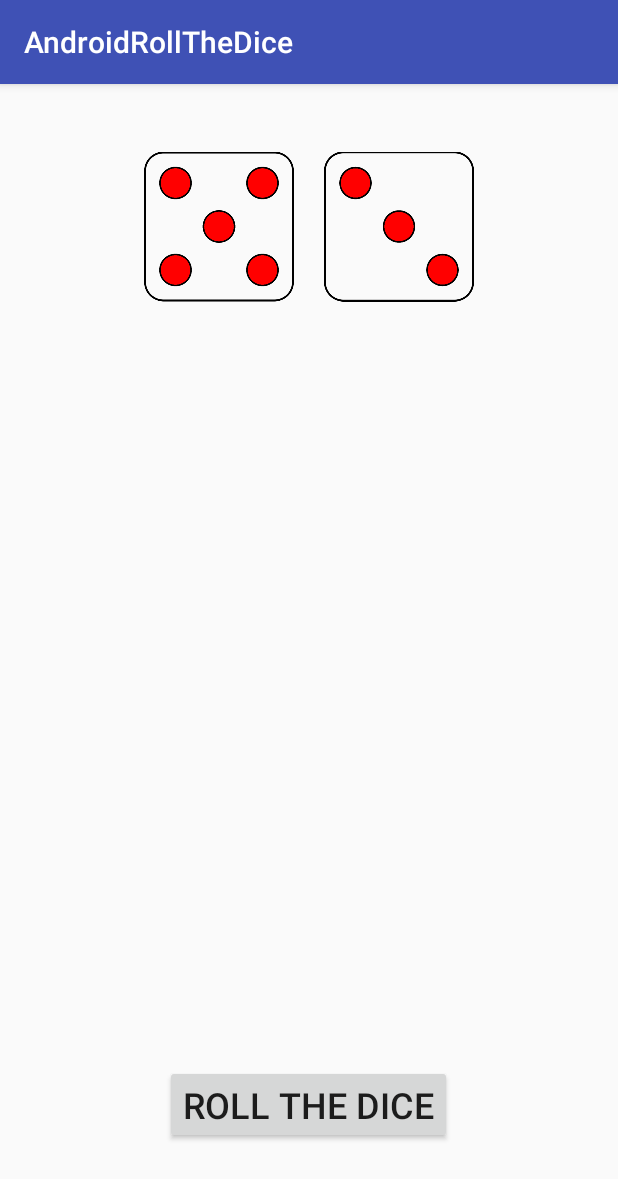
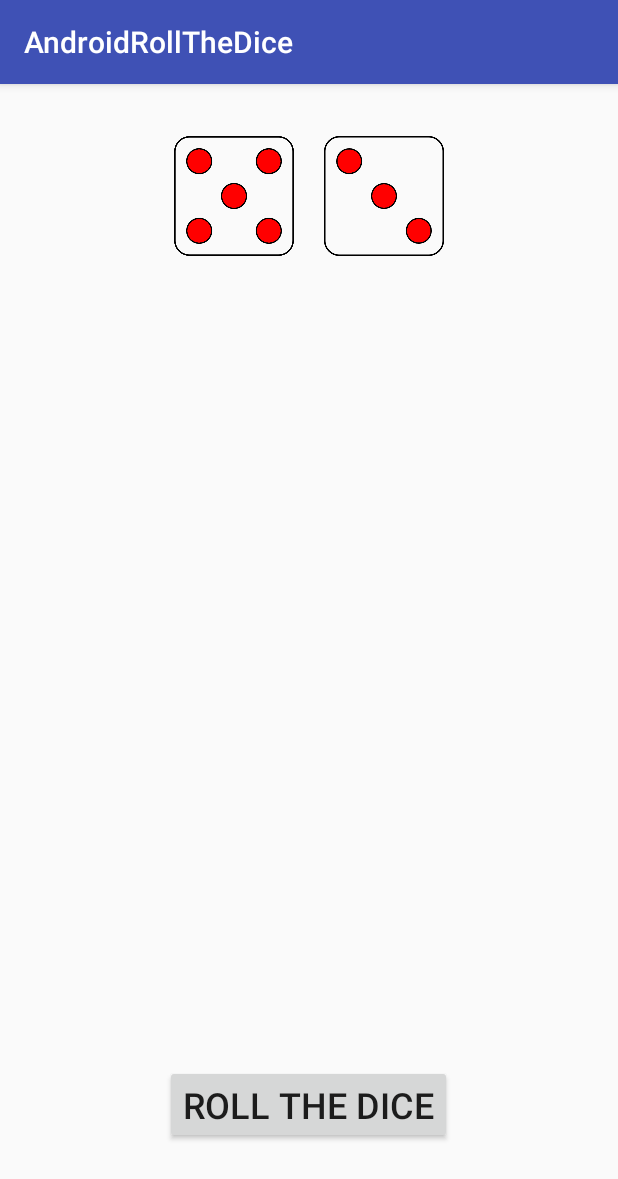
Before and after one commit to Sk0vgaard/AndroidRollTheDice, an Android app: the screen it shows after launch (MainActivity), after a tap on "ROLL THE DICE", on a phone screen of 412 x 824 dp. Shown: the top 1179 px of the screen. Run offline under Robolectric (Android 15) with nearby library versions, the phone set to English and light mode, and no system bars.

Commit message:
Prettify & doc

```diff
--- a/app/src/main/java/com/example/skovgaard/androidrollthedice/MainActivity.java
+++ b/app/src/main/java/com/example/skovgaard/androidrollthedice/MainActivity.java
@@ -17,7 +17,7 @@ public class MainActivity extends AppCompatActivity {
     private ImageView dice1, dice2;
 
 
-    public static final Random RANDOM = new Random();
+    private static final Random RANDOM = new Random();
 
 
     public static int randomDiceValue() {
@@ -43,36 +43,44 @@ public class MainActivity extends AppCompatActivity {
             }
 
             private void doAnimation() {
-                final Animation anim1 = AnimationUtils.loadAnimation(MainActivity.this, R.anim.shake);
-                final Animation anim2 = AnimationUtils.loadAnimation(MainActivity.this, R.anim.shake);
 
+                //Animation shake from anim folder. (anim folder is being used for animations).
+                final Animation anim1 = AnimationUtils.loadAnimation(MainActivity.this, R.anim.shake);;
+                final Animation anim2 = AnimationUtils.loadAnimation(MainActivity.this, R.anim.shake);;
+
+                //Animation class
                 final Animation.AnimationListener animationListener = new Animation.AnimationListener() {
                     @Override
                     public void onAnimationStart(Animation animation) {
-                        int value = randomDiceValue();
-                        int res = getResources().getIdentifier("dice" + value, "drawable", "com.example.skovgaard.androidrollthedice");
-
-                        if (animation == anim1) {
-                            dice1.setImageResource(res);
-                        }else if (animation == anim2) {
-                            dice2.setImageResource(res);
-                        }
 
                     }
 
+                    //onAnimationEnd since we want to see the result AFTER the animation.
                     @Override
                     public void onAnimationEnd(Animation animation) {
+                        int diceNumber = randomDiceValue();
 
+                        //Drawable is where images is saved. defPackage is for MainActivity.
+                        int newRandomDice = getResources().getIdentifier("dice" + diceNumber, "drawable", "com.example.skovgaard.androidrollthedice");
+
+                        //Sets a "new" dice if the dice is the same.
+                        if (animation == anim1) {
+                            dice1.setImageResource(newRandomDice);
+                        }else if (animation == anim2) {
+                            dice2.setImageResource(newRandomDice);
+                        }
                     }
 
                     @Override
                     public void onAnimationRepeat(Animation animation) {
-
                     }
                 };
+
+
                 anim1.setAnimationListener(animationListener);
                 anim2.setAnimationListener(animationListener);
 
+                //Runs the animation.
                 dice1.startAnimation(anim1);
                 dice2.startAnimation(anim2);
             }
--- a/app/src/main/res/anim/shake.xml
+++ b/app/src/main/res/anim/shake.xml
@@ -1,25 +1,26 @@
 <?xml version="1.0" encoding="utf-8"?>
 <set xmlns:android="http://schemas.android.com/apk/res/android"
     android:interpolator="@android:anim/linear_interpolator">
+    // An interpolator where the rate of change is constant.
 
+    //Rotates
     <rotate
         android:duration="70"
-        android:fromDegrees="-10"
-        android:toDegrees="10"
-
+        android:fromDegrees="-20"
+        android:toDegrees="20"
         android:pivotY="50%"
         android:pivotX="50%"
         android:repeatCount="5"
         android:repeatMode="reverse"
         > </rotate>
 
+    //Slides
     <translate
         android:duration="70"
-        android:fromXDelta="-10"
-        android:toXDelta="10"
+        android:fromXDelta="-20"
+        android:toXDelta="20"
         android:repeatCount="5"
         android:repeatMode="reverse"
-
         > </translate>
 
 
--- a/app/src/main/res/layout/activity_main.xml
+++ b/app/src/main/res/layout/activity_main.xml
@@ -9,23 +9,23 @@
 
     <LinearLayout
         android:layout_width="match_parent"
-        android:layout_height="wrap_content"
+        android:layout_height="130dp"
         android:layout_centerHorizontal="true"
-        android:layout_marginTop="40dp"
+        android:layout_marginTop="10dp"
         android:gravity="center"
         android:orientation="horizontal">
 
         <ImageView
             android:id="@+id/dice1"
-            android:layout_width="100dp"
-            android:layout_height="110dp"
+            android:layout_width="80dp"
+            android:layout_height="80dp"
             android:layout_marginRight="20dp"
             android:src="@drawable/dice1" />
 
         <ImageView
             android:id="@+id/dice2"
-            android:layout_width="100dp"
-            android:layout_height="110dp"
+            android:layout_width="80dp"
+            android:layout_height="80dp"
             android:src="@drawable/dice2" />
 
     </LinearLayout>
```
